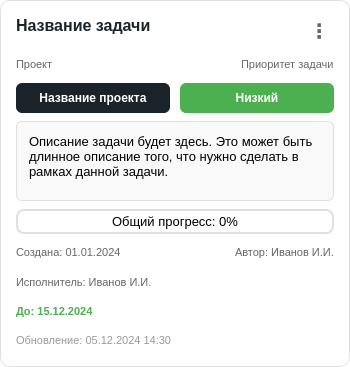
Old version of the form ui/my_tasks/task_card.ui in the repository lerakaplich/TaskPlanner2.
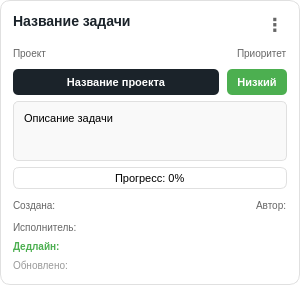
New version of the form.

Commit message: мои задачи готовы

```diff
--- a/ui/my_tasks/task_card.ui
+++ b/ui/my_tasks/task_card.ui
@@ -6,25 +6,25 @@
    <rect>
     <x>0</x>
     <y>0</y>
-    <width>350</width>
-    <height>367</height>
+    <width>300</width>
+    <height>200</height>
    </rect>
   </property>
   <property name="sizePolicy">
-   <sizepolicy hsizetype="Preferred" vsizetype="Preferred">
+   <sizepolicy hsizetype="Fixed" vsizetype="Minimum">
     <horstretch>0</horstretch>
     <verstretch>0</verstretch>
    </sizepolicy>
   </property>
   <property name="minimumSize">
    <size>
-    <width>300</width>
-    <height>350</height>
+    <width>280</width>
+    <height>0</height>
    </size>
   </property>
   <property name="maximumSize">
    <size>
-    <width>350</width>
+    <width>320</width>
     <height>16777215</height>
    </size>
   </property>
@@ -33,7 +33,7 @@
     background-color: white;
     border-radius: 10px;
     border: 1px solid #E0E0E0;
-    padding: 15px;
+    padding: 12px;
 }
 QFrame#TaskCard:hover {
     border: 2px solid #D22730;
@@ -48,7 +48,7 @@
   </property>
   <layout class="QVBoxLayout" name="verticalLayout">
    <property name="spacing">
-    <number>8</number>
+    <number>6</number>
    </property>
    <property name="leftMargin">
     <number>0</number>
@@ -66,9 +66,15 @@
     <layout class="QHBoxLayout" name="titleLayout">
      <item>
       <widget class="QLabel" name="taskTitleLabel">
+       <property name="sizePolicy">
+        <sizepolicy hsizetype="Expanding" vsizetype="Minimum">
+         <horstretch>1</horstretch>
+         <verstretch>0</verstretch>
+        </sizepolicy>
+       </property>
        <property name="styleSheet">
         <string notr="true">QLabel {
-    font-size: 16px;
+    font-size: 14px;
     font-weight: bold;
     color: #1B232A;
 }</string>
@@ -88,14 +94,14 @@
       <widget class="QPushButton" name="menuButton">
        <property name="minimumSize">
         <size>
-         <width>30</width>
-         <height>30</height>
+         <width>24</width>
+         <height>24</height>
         </size>
        </property>
        <property name="maximumSize">
         <size>
-         <width>30</width>
-         <height>30</height>
+         <width>24</width>
+         <height>24</height>
         </size>
        </property>
        <property name="styleSheet">
@@ -103,7 +109,7 @@
     background-color: transparent;
     border: none;
     color: #666;
-    font-size: 20px;
+    font-size: 18px;
     font-weight: bold;
 }
 QPushButton:hover {
@@ -123,7 +129,7 @@
       <widget class="QLabel" name="projectLabel">
        <property name="styleSheet">
         <string notr="true">QLabel {
-    font-size: 11px;
+    font-size: 10px;
     color: #666;
 }</string>
        </property>
@@ -149,12 +155,12 @@
       <widget class="QLabel" name="priorityLabel">
        <property name="styleSheet">
         <string notr="true">QLabel {
-    font-size: 11px;
+    font-size: 10px;
     color: #666;
 }</string>
        </property>
        <property name="text">
-        <string>Приоритет задачи</string>
+        <string>Приоритет</string>
        </property>
       </widget>
      </item>
@@ -163,20 +169,26 @@
    <item>
     <layout class="QHBoxLayout" name="projectPriorityLayout">
      <property name="spacing">
-      <number>10</number>
+      <number>8</number>
      </property>
      <item>
       <widget class="QPushButton" name="projectButton">
+       <property name="sizePolicy">
+        <sizepolicy hsizetype="Expanding" vsizetype="Fixed">
+         <horstretch>1</horstretch>
+         <verstretch>0</verstretch>
+        </sizepolicy>
+       </property>
        <property name="minimumSize">
         <size>
          <width>0</width>
-         <height>30</height>
+         <height>26</height>
         </size>
        </property>
        <property name="maximumSize">
         <size>
          <width>16777215</width>
-         <height>30</height>
+         <height>26</height>
         </size>
        </property>
        <property name="styleSheet">
@@ -184,9 +196,9 @@
     background-color: #1B232A;
     color: white;
     border: none;
-    border-radius: 6px;
-    padding: 6px 12px;
-    font-size: 12px;
+    border-radius: 5px;
+    padding: 4px 10px;
+    font-size: 11px;
     font-weight: bold;
 }
 QPushButton:hover {
@@ -201,16 +213,22 @@
      </item>
      <item>
       <widget class="QLabel" name="priorityValueLabel">
+       <property name="sizePolicy">
+        <sizepolicy hsizetype="Minimum" vsizetype="Fixed">
+         <horstretch>0</horstretch>
+         <verstretch>0</verstretch>
+        </sizepolicy>
+       </property>
        <property name="minimumSize">
         <size>
-         <width>0</width>
-         <height>30</height>
+         <width>60</width>
+         <height>26</height>
         </size>
        </property>
        <property name="maximumSize">
         <size>
-         <width>16777215</width>
-         <height>30</height>
+         <width>100</width>
+         <height>26</height>
         </size>
        </property>
        <property name="layoutDirection">
@@ -221,9 +239,9 @@
     background-color: #4CAF50;
     color: white;
     border: none;
-    border-radius: 6px;
-    padding: 6px 12px;
-    font-size: 12px;
+    border-radius: 5px;
+    padding: 4px 10px;
+    font-size: 11px;
     font-weight: bold;
     text-align: center;
 }</string>
@@ -240,18 +258,24 @@
    </item>
    <item>
     <widget class="QTextEdit" name="descriptionText">
+     <property name="sizePolicy">
+      <sizepolicy hsizetype="Expanding" vsizetype="Minimum">
+       <horstretch>1</horstretch>
+       <verstretch>0</verstretch>
+      </sizepolicy>
+     </property>
      <property name="maximumSize">
       <size>
        <width>16777215</width>
-       <height>80</height>
+       <height>60</height>
       </size>
      </property>
      <property name="styleSheet">
       <string notr="true">QTextEdit {
     border: 1px solid #E0E0E0;
-    border-radius: 6px;
-    padding: 8px;
-    font-size: 13px;
+    border-radius: 5px;
+    padding: 6px;
+    font-size: 11px;
     background-color: #F9F9F9;
 }
 QTextEdit:focus {
@@ -268,8 +292,8 @@
 hr { height: 1px; border-width: 0; }
 li.unchecked::marker { content: &quot;\2610&quot;; }
 li.checked::marker { content: &quot;\2612&quot;; }
-&lt;/style&gt;&lt;/head&gt;&lt;body style=&quot; font-family:'Segoe UI'; font-size:13px; font-weight:400; font-style:normal;&quot;&gt;
-&lt;p style=&quot; margin-top:0px; margin-bottom:0px; margin-left:0px; margin-right:0px; -qt-block-indent:0; text-indent:0px;&quot;&gt;Описание задачи будет здесь. Это может быть длинное описание того, что нужно сделать в рамках данной задачи.&lt;/p&gt;&lt;/body&gt;&lt;/html&gt;</string>
+&lt;/style&gt;&lt;/head&gt;&lt;body style=&quot; font-family:'Segoe UI'; font-size:11px; font-weight:400; font-style:normal;&quot;&gt;
+&lt;p style=&quot; margin-top:0px; margin-bottom:0px; margin-left:0px; margin-right:0px; -qt-block-indent:0; text-indent:0px;&quot;&gt;Описание задачи&lt;/p&gt;&lt;/body&gt;&lt;/html&gt;</string>
      </property>
     </widget>
    </item>
@@ -291,23 +315,23 @@
      <property name="maximumSize">
       <size>
        <width>16777215</width>
-       <height>25</height>
+       <height>22</height>
       </size>
      </property>
      <property name="styleSheet">
       <string notr="true">QProgressBar {
-    border: 2px solid #E0E0E0;
-    border-radius: 8px;
+    border: 1px solid #E0E0E0;
+    border-radius: 6px;
     text-align: center;
     background-color: white;
-    font-size: 13px;
+    font-size: 11px;
 }
 QProgressBar:hover {
     border: 2px solid #ccab6e;
 }
 QProgressBar::chunk {
     background-color: #D22730;
-    border-radius: 8px;
+    border-radius: 5px;
 }
 </string>
      </property>
@@ -318,7 +342,7 @@
       <bool>true</bool>
      </property>
      <property name="format">
-      <string>Общий прогресс: %p%</string>
+      <string>Прогресс: %p%</string>
      </property>
     </widget>
    </item>
@@ -328,12 +352,12 @@
       <widget class="QLabel" name="createdLabel">
        <property name="styleSheet">
         <string notr="true">QLabel {
-    font-size: 11px;
+    font-size: 10px;
     color: #666;
 }</string>
        </property>
        <property name="text">
-        <string>Создана: 01.01.2024</string>
+        <string>Создана:</string>
        </property>
       </widget>
      </item>
@@ -354,12 +378,12 @@
       <widget class="QLabel" name="authorLabel">
        <property name="styleSheet">
         <string notr="true">QLabel {
-    font-size: 11px;
+    font-size: 10px;
     color: #666;
 }</string>
        </property>
        <property name="text">
-        <string>Автор: Иванов И.И.</string>
+        <string>Автор:</string>
        </property>
       </widget>
      </item>
@@ -369,12 +393,12 @@
     <widget class="QLabel" name="executorLabel">
      <property name="styleSheet">
       <string notr="true">QLabel {
-    font-size: 11px;
+    font-size: 10px;
     color: #666;
 }</string>
      </property>
      <property name="text">
-      <string>Исполнитель: Иванов И.И.</string>
+      <string>Исполнитель:</string>
      </property>
     </widget>
    </item>
@@ -382,13 +406,13 @@
     <widget class="QLabel" name="deadlineLabel">
      <property name="styleSheet">
       <string notr="true">QLabel {
-    font-size: 11px;
+    font-size: 10px;
     color: #4CAF50;
     font-weight: bold;
 }</string>
      </property>
      <property name="text">
-      <string>До: 15.12.2024</string>
+      <string>Дедлайн:</string>
      </property>
     </widget>
    </item>
@@ -396,12 +420,12 @@
     <widget class="QLabel" name="updatedLabel">
      <property name="styleSheet">
       <string notr="true">QLabel {
-    font-size: 11px;
+    font-size: 10px;
     color: #999;
 }</string>
      </property>
      <property name="text">
-      <string>Обновление: 05.12.2024 14:30</string>
+      <string>Обновлено:</string>
      </property>
     </widget>
    </item>
```
Left out of the diff: 5 changed lines with no effect on the pictures. The commit also changes 12 other files.
